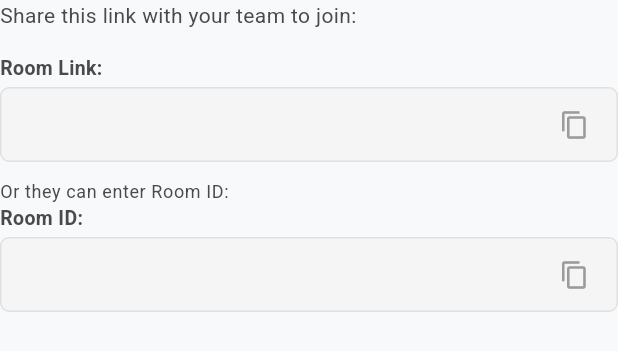
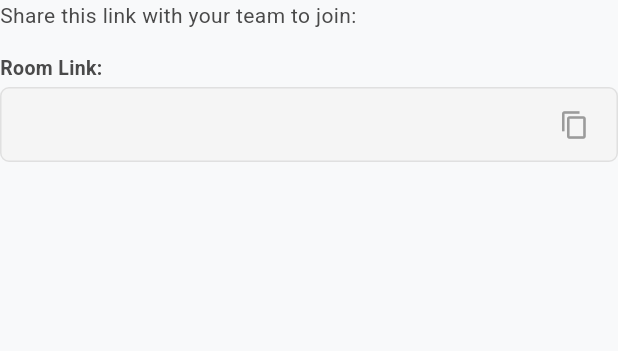
Before and after one commit to jacopocarlini/planning-poker-jc, a Flutter app: the ShareRoomDialogContent widget shown alone on an empty page, opened directly with empty values, on a phone screen of 412 x 824 dp. Shown: the top 351 px of the screen. Run offline on Flutter 3.47's test engine with Material 3 defaults, Android fonts, the phone set to English and light mode, and no system bars; our stand-ins replace firebase_core, firebase_database, shared_preferences; missing offline and left inert: dart:html; accounts and stored records are empty; Roboto replaces fonts that are missing (Poppins); statements that could not run were skipped.

Commit message:
chore: style

```diff
--- a/lib/components/share_room_dialog_content.dart
+++ b/lib/components/share_room_dialog_content.dart
@@ -64,9 +64,6 @@ class ShareRoomDialogContent extends StatelessWidget {
         const Text('Share this link with your team to join:'),
         const SizedBox(height: 16),
         _buildShareItem(context, 'Room Link:', roomUrl),
-        const SizedBox(height: 12),
-        Text('Or they can enter Room ID:', style: Theme.of(context).textTheme.bodySmall),
-        _buildShareItem(context, 'Room ID:', roomId),
       ],
     );
   }
--- a/lib/components/voting_cards_row.dart
+++ b/lib/components/voting_cards_row.dart
@@ -40,10 +40,7 @@ class VotingCardsRow extends StatelessWidget {
                 onTap: canVote ? () => onVoteSelected(value) : null,
                 child: Opacity(
                   opacity: canVote ? 1.0 : 0.6,
-                  child: Tooltip(
-                    message: "Vote: $value",
-                    child: buildContainer(isSelected, value),
-                  ),
+                  child: buildContainer(isSelected, value),
                 ),
               ),
             );
```
